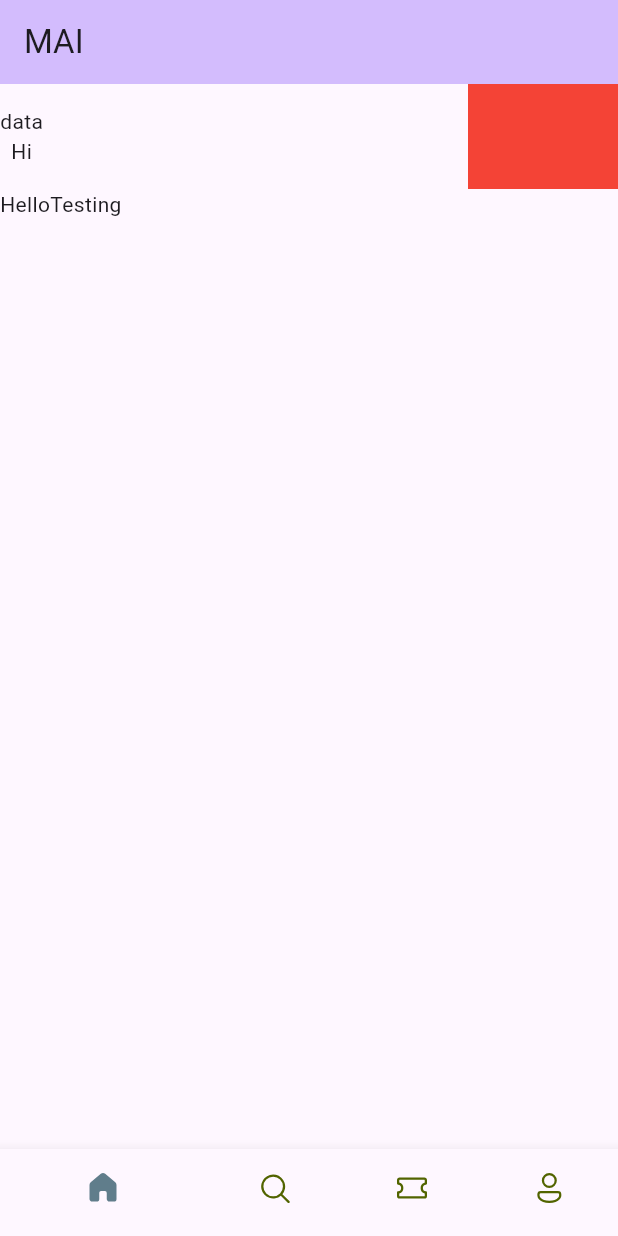
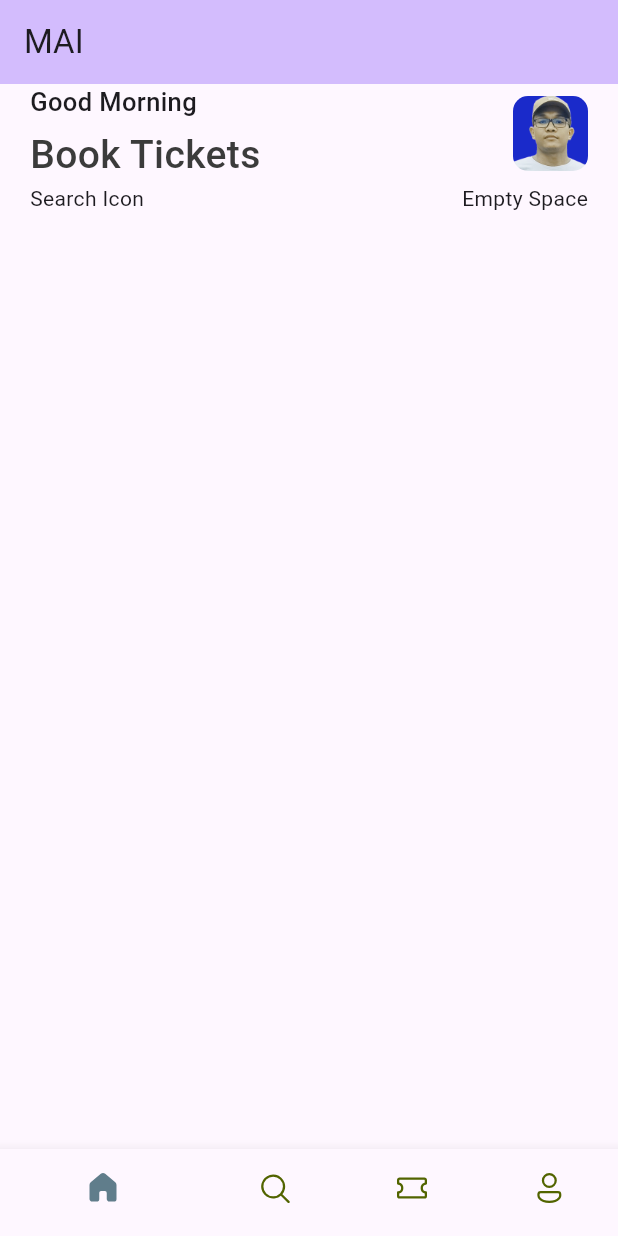
Before and after one commit to AungNaingPhyo2006/myanmar_air_international, a Flutter app: the screen it shows after launch, on a phone screen of 412 x 824 dp. Run offline on Flutter 3.47's test engine with Material 3 defaults, Android fonts, the phone set to English and light mode, and no system bars; our stand-ins replace fluentui_icons.

Commit message:
add image and outline styles

```diff
--- /dev/null
+++ b/lib/base/res/styles/app_styles.dart
@@ -0,0 +1,12 @@
+import 'package:flutter/material.dart';
+
+Color primary = const Color(0xFF687daf);
+
+class AppStyles {
+  static Color primaryColor = primary;
+  static Color textColor = const Color(0xFF3b3b3b);
+  static TextStyle headLineStyle1 =
+      TextStyle(fontSize: 26, fontWeight: FontWeight.w500, color: textColor);
+  static TextStyle headLineStyle2 =
+      const TextStyle(fontSize: 17, fontWeight: FontWeight.w500);
+}
--- a/lib/screens/home_screen.dart
+++ b/lib/screens/home_screen.dart
@@ -1,5 +1,5 @@
 import 'package:flutter/material.dart';
-import 'package:flutter/widgets.dart';
+import 'package:myanmar_air_international/base/res/styles/app_styles.dart';
 
 class HomeScreen extends StatelessWidget {
   const HomeScreen({super.key});
@@ -9,25 +9,43 @@ class HomeScreen extends StatelessWidget {
     return Scaffold(
       body: ListView(
         children: [
-          Column(
+          Container(
+            padding: const EdgeInsets.symmetric(horizontal: 20),
+            child: Column(
               children: [
                 Row(
                   mainAxisAlignment: MainAxisAlignment.spaceBetween,
                   children: [
-                  const Column(
-                    children: [Text('data'), Text('Hi')],
+                    Column(
+                      crossAxisAlignment: CrossAxisAlignment.start,
+                      children: [
+                        Text(
+                          'Good Morning',
+                          style: AppStyles.headLineStyle2,
+                        ),
+                        const SizedBox(height: 5),
+                        Text(
+                          'Book Tickets',
+                          style: AppStyles.headLineStyle1,
+                        ),
+                      ],
                     ),
                     Container(
-                    color: Colors.red,
-                    width: 100,
-                    height: 70,
+                      width: 50,
+                      height: 50,
+                      decoration: BoxDecoration(
+                          borderRadius: BorderRadius.circular(10),
+                          image: const DecorationImage(
+                              image: AssetImage("assets/images/logo.png"))),
                     )
                   ],
                 ),
                 const Row(
-                children: [Text('Hello'), Text('Testing')],
+                  mainAxisAlignment: MainAxisAlignment.spaceBetween,
+                  children: [Text('Search Icon'), Text('Empty Space')],
                 )
               ],
+            ),
           )
         ],
       ),
```
Also changed, not shown: pubspec.yaml (+4 -6 lines), assets/images/logo.png (added), 1 other file. Lines whose indentation alone changed are shown as unchanged.
